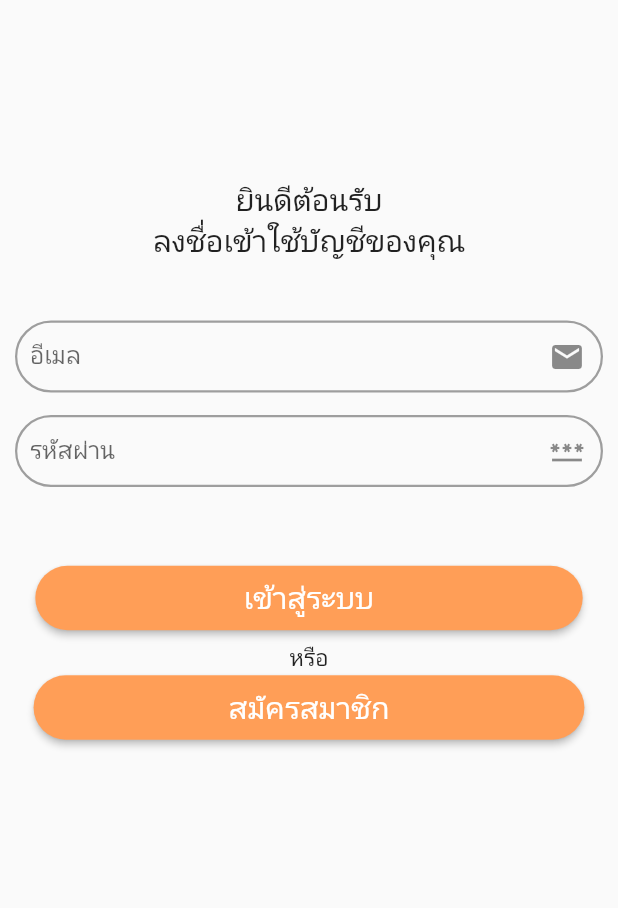
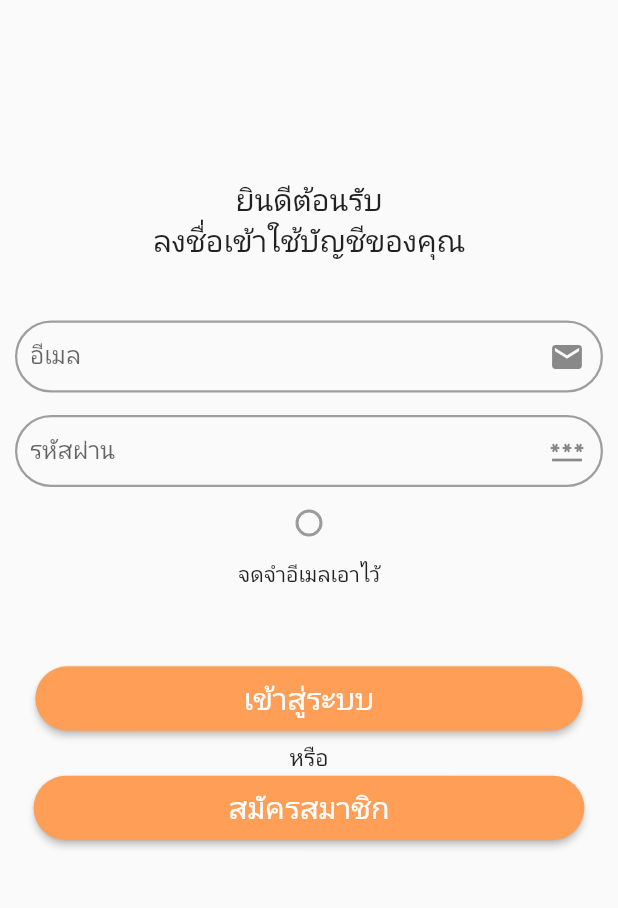
Before and after one commit to wongkhamdee/Numfu-delivery, a Flutter app: the screen it shows after launch, on a phone screen of 412 x 824 dp, the part 278-1186 px from its top. Run offline on Flutter 3.47's test engine with Material 2 defaults, Android fonts, the light colour scheme and no system bars; our stand-ins replace flutter_otp_text_field, google_fonts; Roboto replaces fonts that are missing (Kanit).

Commit message:
รีไฟล์

```diff
--- a/Code/numful/lib/main.dart
+++ b/Code/numful/lib/main.dart
@@ -1,6 +1,8 @@
 import 'package:flutter/material.dart';
 import 'package:numful/screen/login.dart';
 import 'package:google_fonts/google_fonts.dart';
+
+//ต้องลง pinput เพิ่ม
 
 void main() {
   runApp(MyApp());
@@ -15,7 +17,7 @@ class MyApp extends StatelessWidget {
         theme: ThemeData(
           textTheme: GoogleFonts.kanitTextTheme(Theme.of(context).textTheme),
           primarySwatch: Colors.orange,
-          backgroundColor: Color.fromARGB(255, 255, 255, 255),
+          backgroundColor: Colors.white,
         ),
         home: Login());
   }
--- a/Code/numful/lib/screen/OTP2.dart
+++ b/Code/numful/lib/screen/OTP2.dart
@@ -57,7 +57,7 @@ class _OTP2State extends State<OTP2> {
                       context: context,
                       builder: (context) {
                         return AlertDialog(
-                          title: Text("Verification Code"),
+                          title: Text("Verification Codessdsdd"),
                           content: Text('Code entered is $verificationCode'),
                         );
                       });
--- a/Code/numful/lib/screen/login.dart
+++ b/Code/numful/lib/screen/login.dart
@@ -63,6 +63,8 @@ class Login extends StatelessWidget {
                       ),
                     ),
                   ),
+                  Radio(value: 1, groupValue: null, onChanged: null),
+                  Text('จดจำอีเมลเอาไว้'),
                   const SizedBox(
                     height: 50,
                   ),
--- a/Code/numful/pubspec.yaml
+++ b/Code/numful/pubspec.yaml
@@ -27,8 +27,10 @@ environment:
 # the latest version available on pub.dev. To see which dependencies have newer
 # versions available, run `flutter pub outdated`.
 dependencies:
+  flutter_otp_text_field: ^1.1.0+2
   flutter:
     sdk: flutter
+
 
 
   # The following adds the Cupertino Icons font to your application.
@@ -36,6 +38,7 @@ dependencies:
   cupertino_icons: ^1.0.2
   google_fonts: ^3.0.1
   english_words: ^3.1.5
+  pinput: ^2.2.12
 
 dev_dependencies:
   flutter_test:
```
Also changed, not shown: Code/numful/pubspec.lock, t.txt (deleted), 5 other files.
